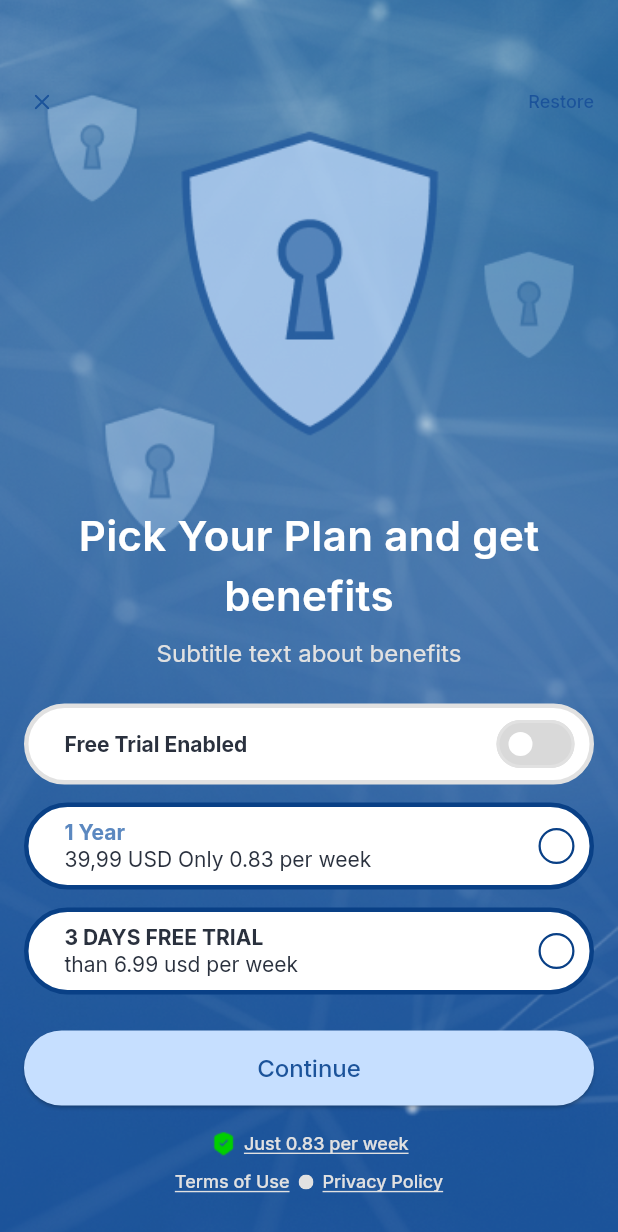
After one commit to KaktusSd06/Authenticator-App, a Flutter app: the PaywallScreen screen opened directly, on a phone screen of 412 x 824 dp. The commit adds this screen. Shown: the top 1232 px of the screen. Run offline on Flutter 3.47's test engine with Material 3 defaults, Android fonts, the light colour scheme and no system bars; our stand-ins replace bloc, flutter_bloc, flutter_svg; generated files the repository leaves out were written again.

Commit message:
Finished paywell page

```diff
--- a/lib/l10n/app_en.arb
+++ b/lib/l10n/app_en.arb
@@ -11,6 +11,17 @@
   "onBoarding_T2": "Just scan the QR code\nor add it manually",
   "onBoarding_T3": "Securely conduct crypto transactions\nand keep your wallet safe",
   "onBoarding_T4": "3 day FREE trial\nthan 6.99 USD per week",
-  "restor_l": "Restore"
-
+  "restor_l": "Restore",
+  "paywell_info": "Just 0.83 per week",
+  "free_Trial_Enabled": "Free Trial Enabled",
+  "year": "1 Year",
+  "uSD_Only": "39,99 USD Only 0.83 per week",
+  "free_day": "3 DAYS FREE TRIAL",
+  "than_6": "than 6.99 usd per week",
+  "paywell_H1": "Pick Your Plan and get\nbenefits",
+  "paywell_T1": "Subtitle text about benefits",
+  "signin": "Sign in",
+  "wellcome": "Wellcome to\nAuthenticator",
+  "sign_in_with": "Sign In with",
+  "terms_of_app": "I agree to Authenticator App Terms of Service and Privacy Policy"
 }
--- a/lib/l10n/intl_uk.arb
+++ b/lib/l10n/intl_uk.arb
@@ -11,5 +11,17 @@
   "onBoarding_T2": "Просто зіскануйте QR код\nабо додайте самостійноy",
   "onBoarding_T3": "Безпечно проводьте криптовалютні транзакції\nта безпечно додавайте гаманець",
   "onBoarding_T4": "3 БЕЗКОШТОВНИХ дні\nдалі 6.99 USD на тиждень",
-  "restor_l": "Повернутись"
+  "restor_l": "Повернутись",
+  "paywell_info": "Лише 0.83 на тиждень",
+  "free_Trial_Enabled": "Пробний період",
+  "year": "1 Рік",
+  "uSD_Only": "39,99 USD Лише 0.83 на тиждень",
+  "free_day": "3 Дні пробного періодну",
+  "than_6": "далі 6.99 usd на тиждень",
+  "paywell_H1": "Оберіть свій план\nта відчуйте переваги",
+  "paywell_T1": "Subtitle text about benefits",
+  "signin": "Вхід",
+  "wellcome": "Вітаємо в\nAuthenticator",
+  "sign_in_with": "Увійти з",
+  "terms_of_app": "Я приймаю Умови використання та Політику конфіденційності програми Authenticator"
 }
--- /dev/null
+++ b/lib/logic/blocs/trial/trial_event.dart
@@ -0,0 +1,5 @@
+abstract class TrialEvent {}
+
+class ToggleTrialEvent extends TrialEvent {}
+class SelectYearPlanEvent extends TrialEvent {}
+class SelectThreeDayPlanEvent extends TrialEvent {}
--- a/lib/main.dart
+++ b/lib/main.dart
@@ -21,7 +21,6 @@ class MyApp extends StatelessWidget {
     return BlocBuilder<LocaleCubit, Locale>(
       builder: (context, locale) {
         return MaterialApp(
-
           debugShowCheckedModeBanner: false,
           theme: lightTheme,
           darkTheme: darkTheme,
--- a/lib/presentation/screens/onboarding/onboarding_screen.dart
+++ b/lib/presentation/screens/onboarding/onboarding_screen.dart
@@ -1,5 +1,6 @@
 import 'package:authenticator_app/core/config/theme.dart';
 import 'package:authenticator_app/presentation/screens/onboarding/onboarding_screen_1.dart';
+import 'package:authenticator_app/presentation/screens/onboarding/paywall_screen.dart';
 import 'package:flutter/cupertino.dart';
 import 'package:flutter/material.dart';
 import 'package:flutter_gen/gen_l10n/app_localizations.dart';
@@ -33,7 +34,10 @@ void initState() {
 
 void btnPress() {
   if (_controller.page == 3) {
-    // Остання сторінка, можливо, перехід до головного екрану
+    Navigator.push(
+      context,
+      MaterialPageRoute(builder: (context) => PaywallScreen())
+    );
   } else {
     _controller.nextPage(
       duration: Duration(milliseconds: 500),
--- /dev/null
+++ b/lib/presentation/screens/onboarding/paywall_screen.dart
@@ -0,0 +1,388 @@
+import 'package:authenticator_app/presentation/screens/onboarding/onboarding_screen.dart';
+import 'package:flutter/cupertino.dart';
+import 'package:flutter/material.dart';
+import 'package:flutter_gen/gen_l10n/app_localizations.dart';
+import 'package:flutter_svg/svg.dart';
+import '../../../core/config/theme.dart' as Colors;
+import '../../widgets/continue_btn.dart';
+import '../sign_in_screen.dart';
+
+class PaywallScreen extends StatefulWidget{
+  const PaywallScreen ({Key? key}) : super(key: key);
+
+  @override
+  _PaywallScreenState createState() => _PaywallScreenState();
+}
+
+class _PaywallScreenState extends State<PaywallScreen> {
+
+  bool isTrialEnabled = false;
+  bool yearPlan = false;
+  bool threeDayPlan = false;
+
+  void btnPress() {
+
+  }
+
+  @override
+  Widget build(BuildContext context) {
+    return Scaffold(
+      body: Container(
+        decoration: BoxDecoration(
+          image: DecorationImage(
+            image: AssetImage("assets/images/paywall_bg.png"),
+            fit: BoxFit.cover,
+          ),
+        ),
+        child: Column(
+          children: [
+            Align(
+              alignment: Alignment.topCenter,
+              child: Padding(
+                padding: const EdgeInsets.only(top: 60, left: 23, right: 16),
+                child: Row(
+                  mainAxisAlignment: MainAxisAlignment.spaceBetween,
+                  children: [
+                    GestureDetector(
+                      onTap: () {
+                        Navigator.pushReplacement(context,
+                        MaterialPageRoute(builder: (context) => SignInScreen()));
+                      },
+                      child: SvgPicture.asset(
+                        "assets/icons/x.svg",
+                        width: 10,
+                        height: 10,
+                        colorFilter: ColorFilter.mode(Colors.mainBlue, BlendMode.srcIn),
+                      ),
+                    ),
+                    GestureDetector(
+                      onTap: () {
+                        Navigator.pushReplacement(
+                          context,
+                          MaterialPageRoute(builder: (context) => OnBoardingScreen()),
+                        );
+                      },
+                      child: Text(
+                        AppLocalizations.of(context)!.restor_l,
+                        style: Theme.of(context).textTheme.headlineSmall?.copyWith(
+                          fontWeight: FontWeight.w500,
+                          color: Colors.mainBlue,
+                        ),
+                      ),
+                    ),
+                  ],
+                ),
+              ),
+            ),
+
+            Spacer(),
+
+            Padding(
+              padding: const EdgeInsets.only(bottom: 28, right: 16, left: 16),
+              child: Column(
+                mainAxisAlignment: MainAxisAlignment.end,
+                children: [
+                  Text(
+                    AppLocalizations.of(context)!.paywell_H1,
+                    textAlign: TextAlign.center,
+                    style: TextStyle(fontSize: 28, fontWeight: FontWeight.w600, color: Colors.white),
+                  ),
+                  SizedBox(height: 8),
+                  Text(
+                    AppLocalizations.of(context)!.paywell_T1,
+                    textAlign: TextAlign.center,
+                    style: Theme.of(context).textTheme.headlineLarge?.copyWith(
+                      fontWeight: FontWeight.w400,
+                      color: Colors.gray2,
+                    ),
+                  ),
+                  SizedBox(height: 24),
+
+                  //Switch
+                  Container(
+                    decoration: BoxDecoration(
+                      borderRadius: BorderRadius.all(Radius.circular(30)),
+                      border: Border.all(
+                        color: isTrialEnabled ? Color(0xFF094086) : Colors.gray2,
+                        width: 3,
+                      ),
+                      color: Colors.white,
+                    ),
+                    padding: const EdgeInsets.only(right: 6, left: 24, top: 0, bottom: 0),
+                    child: Row(
+                      mainAxisAlignment: MainAxisAlignment.spaceBetween,
+                      children: [
+                        Text(
+                          AppLocalizations.of(context)?.free_Trial_Enabled ?? '',
+                          style: Theme.of(context).textTheme.headlineMedium?.copyWith(
+                            color: Color(0xFF2A313E),
+                            fontWeight: FontWeight.w700,
+                          ),
+                        ),
+                        Switch(
+                          value: isTrialEnabled,
+                          onChanged: (value) {
+                            setState(() {
+                              isTrialEnabled = value;
+                              threeDayPlan = false;
+                              yearPlan = false;
+                            });
+                          },
+                          activeColor: Colors.white, // Thumb color when active
+                          activeTrackColor: Color(0xFF00CF00), // Track color when active
+                          inactiveThumbColor: Colors.white, // Thumb color when inactive
+                          inactiveTrackColor: Color(0xFFD9D9D9), // Track color when inactive
+                          trackOutlineColor: MaterialStateProperty.resolveWith<Color>(
+                                (Set<MaterialState> states) {
+                              return states.contains(MaterialState.selected)
+                                  ? Color(0xFF00CF00) // No border when active
+                                  :  Colors.gray2;
+                            },
+                          ),
+                        ),
+                      ],
+                    ),
+                  ),
+
+                  SizedBox(height: 12),
+
+
+                  Container(
+                    decoration: BoxDecoration(
+                      borderRadius: BorderRadius.all(Radius.circular(30)),
+                      border: Border.all(
+                        color: !yearPlan ? Color(0xFF094086) : Colors.gray2,
+                        width: 3,
+                      ),
+                      color: Colors.white,
+                    ),
+                    padding: const EdgeInsets.only(right: 10, left: 24, top: 8, bottom: 8),
+                    child: Row(
+                      mainAxisAlignment: MainAxisAlignment.spaceBetween,
+                      children: [
+                        Column(
+                          crossAxisAlignment: CrossAxisAlignment.start,
+                          children: [
+                            Text(
+                              AppLocalizations.of(context)?.year ?? '',
+                              style: Theme.of(context).textTheme.headlineMedium?.copyWith(
+                                color: Color(0xFF5B88C0),
+                                fontWeight: FontWeight.w700,
+                              ),
+                            ),
+                            Text(
+                              AppLocalizations.of(context)?.uSD_Only ?? '',
+                              style: Theme.of(context).textTheme.headlineMedium?.copyWith(
+                                color: Color(0xFF2A313E),
+                                fontWeight: FontWeight.w400,
+                              ),
+                            ),
+                          ],
+                        ),
+
+                        GestureDetector(
+                          onTap: (){
+                            setState(() {
+                              yearPlan = !yearPlan;
+                              isTrialEnabled = false;
+                              threeDayPlan = false;
+                            });
+                          },
+                          child: !yearPlan ?
+                              Container(
+                                width: 24,
+                                height: 24,
+                                decoration: BoxDecoration(
+                                  border: Border.all(
+                                    width: 1.5,
+                                    color: Color(0xFF094086)
+                                  ),
+
+                                  borderRadius: BorderRadius.all(Radius.circular(12))
+                                ),
+                              ) :
+                          Container(
+                            width: 24,
+                            height: 24,
+                            decoration: BoxDecoration(
+                              border: Border.all(
+                                color: Color(0xFF094086),
+                              ),
+                              borderRadius: BorderRadius.all(Radius.circular(12)),
+                            ),
+                            child: Center(
+                              child: Container(
+                                width: 14,
+                                height: 14,
+                                decoration: BoxDecoration(
+                                  color: Color(0xFF094086),
+                                  shape: BoxShape.circle,
+                                ),
+                              ),
+                            ),
+                          )
+                        ),
+                      ],
+                    ),
+                  ),
+
+                  SizedBox(height: 12),
+
+                  //three days
+                  Container(
+                    decoration: BoxDecoration(
+                      borderRadius: BorderRadius.all(Radius.circular(30)),
+                      border: Border.all(
+                        color: !threeDayPlan ? Color(0xFF094086) : Colors.gray2,
+                        width: 3,
+                      ),
+                      color: Colors.white,
+                    ),
+                    padding: const EdgeInsets.only(right: 10, left: 24, top: 8, bottom: 8),
+                    child: Row(
+                      mainAxisAlignment: MainAxisAlignment.spaceBetween,
+                      children: [
+                        Column(
+                          crossAxisAlignment: CrossAxisAlignment.start,
+                          children: [
+                            Text(
+                              AppLocalizations.of(context)?.free_day ?? '',
+                              style: Theme.of(context).textTheme.headlineMedium?.copyWith(
+                                color: Color(0xFF2A313E),
+                                fontWeight: FontWeight.w700,
+                              ),
+                            ),
+                            Text(
+                              AppLocalizations.of(context)?.than_6 ?? '',
+                              style: Theme.of(context).textTheme.headlineMedium?.copyWith(
+                                color: Color(0xFF2A313E),
+                                fontWeight: FontWeight.w400,
+                              ),
+                            ),
+                          ],
+                        ),
+
+                        GestureDetector(
+                            onTap: (){
+                              setState(() {
+                                threeDayPlan = !threeDayPlan;
+                                isTrialEnabled = true;
+                                yearPlan = false;
+                              });
+                            },
+                            child: !threeDayPlan ?
+                            Container(
+                              width: 24,
+                              height: 24,
+                              decoration: BoxDecoration(
+                                  border: Border.all(
+                                      width: 1.5,
+                                      color: Color(0xFF094086)
+                                  ),
+
+                                  borderRadius: BorderRadius.all(Radius.circular(12))
+                              ),
+                            ) :
+                            Container(
+                              width: 24,
+                              height: 24,
+                              decoration: BoxDecoration(
+                                border: Border.all(
+                                  color: Color(0xFF094086),
+                                ),
+                                borderRadius: BorderRadius.all(Radius.circular(12)),
+                              ),
+                              child: Center(
+                                child: Container(
+                                  width: 14,
+                                  height: 14,
+                                  decoration: BoxDecoration(
+                                    color: Color(0xFF094086),
+                                    shape: BoxShape.circle,
+                                  ),
+                                ),
+                              ),
+                            )
+                        ),
+                      ],
+                    ),
+                  ),
+
+                  SizedBox(height: 24),
+
+                  //Continue btn
+                  SizedBox(
+                    width: double.infinity,
+                    child: ContinueBtn(
+                      onPressed: btnPress,
+                    ),
+                  ),
+                  SizedBox(height: 16),
+
+                  Row(
+                    mainAxisAlignment: MainAxisAlignment.center,
+                    children: [
+                      Image.asset(
+                        "assets/icons/paywell.png",
+                        width: 19,
+                        height: 19,
+                        color: Color(0xFF00CF00),
+                        colorBlendMode: BlendMode.srcIn,
+                      ),
+                      SizedBox(width: 4),
+                      Text(
+                        AppLocalizations.of(context)!.paywell_info,
+                        style: Theme.of(context).textTheme.headlineSmall?.copyWith(
+                          fontWeight: FontWeight.w500,
+                          color: Colors.gray2,
+                          decoration: TextDecoration.underline,
+                          decorationColor: Colors.gray2,
+                        ),
+                      ),
+                    ],
+                  ),
+
+                  SizedBox(height: 8),
+
+                  Row(
+                    mainAxisAlignment: MainAxisAlignment.center,
+                    children: [
+                      Text(
+                        "Terms of Use",
+                        style: Theme.of(context).textTheme.headlineSmall?.copyWith(
+                          fontWeight: FontWeight.w500,
+                          color: Colors.gray2,
+                          decoration: TextDecoration.underline,
+                          decorationColor: Colors.gray2,
+                        ),
+                      ),
+                      SizedBox(width: 6),
+                      SvgPicture.asset(
+                        "assets/icons/ellipse.svg",
+                        width: 10,
+                        height: 10,
+                        colorFilter: ColorFilter.mode(Colors.gray2, BlendMode.srcIn),
+                      ),
+                      SizedBox(width: 6),
+                      Text(
+                        "Privacy Policy",
+                        style: Theme.of(context).textTheme.headlineSmall?.copyWith(
+                          fontWeight: FontWeight.w500,
+                          color: Colors.gray2,
+                          decoration: TextDecoration.underline,
+                          decorationColor: Colors.gray2,
+                        ),
+                      ),
+                    ],
+                  ),
+
+                ],
+              ),
+            ),
+          ],
+        ),
+      ),
+    );
+  }
+
+}
```
Also changed, not shown: lib/logic/blocs/trial/trial_bloc.dart (added, +35 -0 lines), lib/logic/blocs/trial/trial_state.dart (added, +25 -0 lines), lib/presentation/screens/onboarding/onboarding_screen_4.dart (+48 -27 lines), lib/presentation/screens/sign_in_screen.dart (added, +45 -0 lines), lib/presentation/widgets/trial_switch_widget.dart (added, +68 -0 lines), assets/icons/arow_back.svg (added), assets/icons/paywell.png (added), assets/icons/paywell.svg (added), assets/images/paywall_bg.png, lib/generated/intl/messages_uk.dart, lib/generated/l10n.dart, 1 other file.
